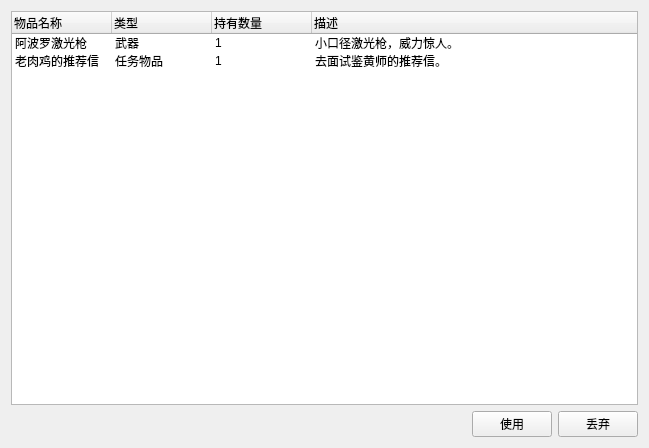
AngryPowman/Coeus, file src/coeus/coeus_client_qt/game_bag_dialog.ui: the form before one commit.
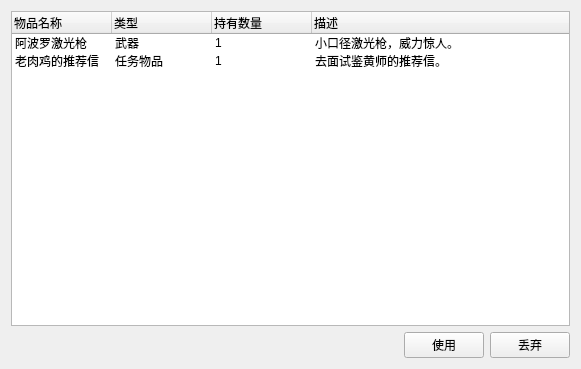
The form after the commit.

```diff
--- a/src/coeus/coeus_client_qt/game_bag_dialog.ui
+++ b/src/coeus/coeus_client_qt/game_bag_dialog.ui
@@ -6,13 +6,28 @@
    <rect>
     <x>0</x>
     <y>0</y>
-    <width>649</width>
-    <height>448</height>
+    <width>581</width>
+    <height>369</height>
    </rect>
   </property>
+  <property name="sizePolicy">
+   <sizepolicy hsizetype="Fixed" vsizetype="Fixed">
+    <horstretch>0</horstretch>
+    <verstretch>0</verstretch>
+   </sizepolicy>
+  </property>
   <property name="windowTitle">
    <string>储物器</string>
   </property>
+  <property name="animated">
+   <bool>false</bool>
+  </property>
+  <property name="documentMode">
+   <bool>false</bool>
+  </property>
+  <property name="unifiedTitleAndToolBarOnMac">
+   <bool>false</bool>
+  </property>
   <widget class="QWidget" name="centralWidget">
    <layout class="QVBoxLayout" name="verticalLayout">
     <item>
```
Left out of the diff: 3 changed lines with no effect on the pictures.
